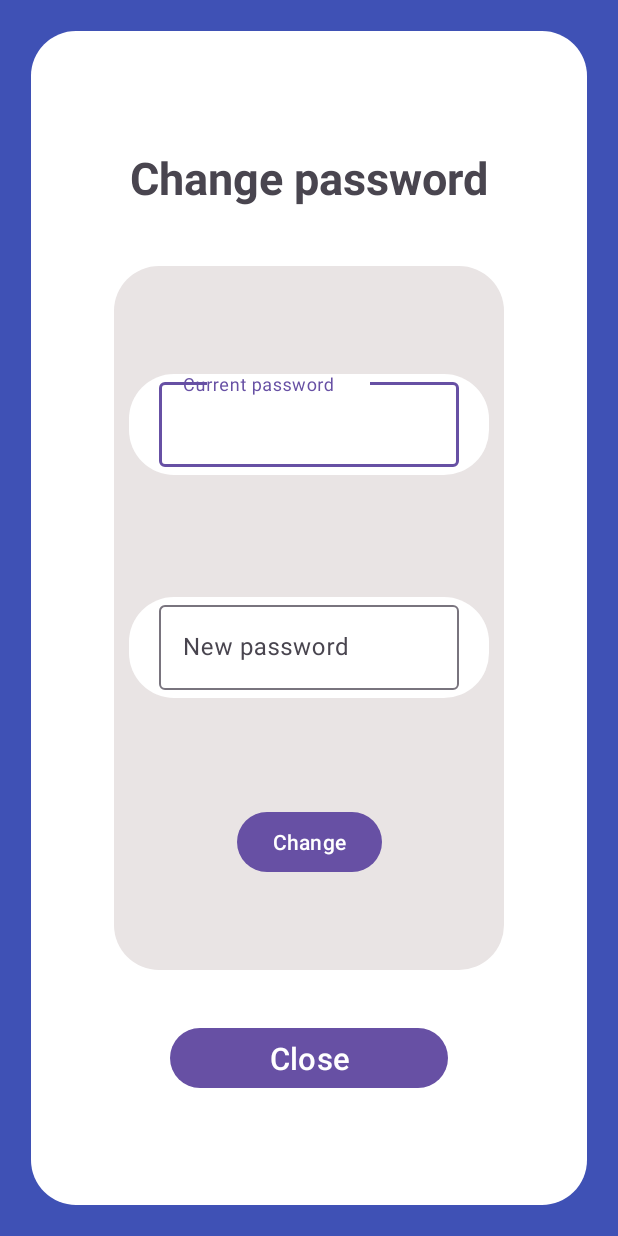
After one commit to gyarab/2024-4e-vakula-WaitR, an Android app: the layout change_password_layout.xml on its own in the app's theme, with its tools: preview values and no code run, on a phone screen of 412 x 824 dp. The commit adds this screen. Run offline under Robolectric (Android 15) with nearby library versions, the phone set to English and light mode, and no system bars.

Commit message:
change password layout

```diff
--- a/app/src/main/java/com/example/waitr/CompanyMenu.kt
+++ b/app/src/main/java/com/example/waitr/CompanyMenu.kt
@@ -54,6 +54,7 @@ class CompanyMenu : AppCompatActivity() {
     private lateinit var noInvitesYet: TextView
     private lateinit var username: String
     private lateinit var email: String
+    private val companiesList = mutableListOf<String>()
 
     @SuppressLint("SetTextI18n")
     override fun onCreate(savedInstanceState: Bundle?) {
@@ -533,6 +534,7 @@ class CompanyMenu : AppCompatActivity() {
                     if (dataSnapshot.exists()) {
                         for (companySnapshot in dataSnapshot.children) {
                             val companyId = companySnapshot.key
+                            companySnapshot.key?.let { it1 -> companiesList.add(it1) }
                             val companyName = companySnapshot.child("companyName").getValue(String::class.java)
                             val authorization = companySnapshot.child("authorization").getValue(String::class.java)
 
@@ -753,21 +755,50 @@ class CompanyMenu : AppCompatActivity() {
     private fun changeProfileParameters(type: String){
         // Vytvoření dialogu
         val dialog = Dialog(this)
-        dialog.setContentView(R.layout.create_company_popup)
-
-        // Nastavení velikosti dialogu
-        dialog.window?.setLayout(
-            (resources.displayMetrics.widthPixels * 0.95).toInt(),
-            (resources.displayMetrics.heightPixels * 0.85).toInt()
-        )
-
         when(type){
             "username" -> {
+                dialog.setContentView(R.layout.change_parameters_for_menu_elements)
 
+                // Nastavení velikosti dialogu
+                dialog.window?.setLayout(
+                    (resources.displayMetrics.widthPixels * 0.95).toInt(),
+                    (resources.displayMetrics.heightPixels * 0.85).toInt()
+                )
+                val textView = dialog.findViewById<TextView>(R.id.parametr_view)
+                textView.text = "Change username"
+                val parametrToChange = dialog.findViewById<TextInputEditText>(R.id.parameter_to_change)
+                parametrToChange.hint = "New username"
+                val changeUsernameButton = dialog.findViewById<Button>(R.id.change_group_name_button)
+                changeUsernameButton.text = "Change"
+                changeUsernameButton.setOnClickListener {
+                    val newUsername = parametrToChange.text.toString().trim()
+                    if (newUsername.isEmpty()){
+                        Toast.makeText(dialog.context, "You must enter the height first", Toast.LENGTH_SHORT).show()
+                        return@setOnClickListener
+                    }
+                    val usernameRef = userId?.let { it1 -> db.child("users").child(it1).child("username") }
+                    usernameRef?.setValue(newUsername)?.addOnSuccessListener {
+                        companiesList.forEach { companyId ->
+                            val ref = userId?.let { it1 ->
+                                db.child("companies").child(companyId).child("users").child(it1)
+                                    .child("username")
+                            }
+                            ref?.setValue(usernameRef)
+                        }
+                        dialog.dismiss()
+                    }
+                }
             }
             "password" -> {
+                dialog.setContentView(R.layout.change_password_layout)
 
+                // Nastavení velikosti dialogu
+                dialog.window?.setLayout(
+                    (resources.displayMetrics.widthPixels * 0.95).toInt(),
+                    (resources.displayMetrics.heightPixels * 0.85).toInt()
+                )
             }
         }
+        dialog.show()
     }
 }
--- /dev/null
+++ b/app/src/main/res/drawable/rounded_white_background.xml
@@ -0,0 +1,8 @@
+<?xml version="1.0" encoding="utf-8"?>
+<shape xmlns:android="http://schemas.android.com/apk/res/android">
+    <!-- Barva pozadí -->
+    <solid android:color="@color/white" />
+
+    <!-- Zaoblení rohů (30dp) -->
+    <corners android:radius="30dp" />
+</shape>
--- a/app/src/main/res/layout/change_parameters_for_menu_elements.xml
+++ b/app/src/main/res/layout/change_parameters_for_menu_elements.xml
@@ -63,7 +63,7 @@
             android:id="@+id/parameter_to_change"
             android:layout_width="match_parent"
             android:layout_height="match_parent"
-            android:hint="@string/group_name" />
+            android:hint="." />
     </com.google.android.material.textfield.TextInputLayout>
 
     <Button
--- /dev/null
+++ b/app/src/main/res/layout/change_password_layout.xml
@@ -0,0 +1,210 @@
+<?xml version="1.0" encoding="utf-8"?>
+<androidx.constraintlayout.widget.ConstraintLayout xmlns:android="http://schemas.android.com/apk/res/android"
+    xmlns:app="http://schemas.android.com/apk/res-auto"
+    xmlns:tools="http://schemas.android.com/tools"
+    android:layout_width="match_parent"
+    android:layout_height="match_parent"
+    android:background="@color/background_blue">
+
+    <androidx.constraintlayout.widget.Guideline
+        android:id="@+id/guideline310"
+        android:layout_width="wrap_content"
+        android:layout_height="wrap_content"
+        android:orientation="vertical"
+        app:layout_constraintGuide_percent="0.05" />
+
+    <androidx.constraintlayout.widget.Guideline
+        android:id="@+id/guideline311"
+        android:layout_width="wrap_content"
+        android:layout_height="wrap_content"
+        android:orientation="vertical"
+        app:layout_constraintGuide_percent="0.95" />
+
+    <androidx.constraintlayout.widget.Guideline
+        android:id="@+id/guideline312"
+        android:layout_width="wrap_content"
+        android:layout_height="wrap_content"
+        android:orientation="horizontal"
+        app:layout_constraintGuide_percent="0.025" />
+
+    <androidx.constraintlayout.widget.Guideline
+        android:id="@+id/guideline313"
+        android:layout_width="wrap_content"
+        android:layout_height="wrap_content"
+        android:orientation="horizontal"
+        app:layout_constraintGuide_percent="0.975" />
+
+    <androidx.constraintlayout.widget.ConstraintLayout
+        android:layout_width="0dp"
+        android:layout_height="0dp"
+        android:background="@drawable/rounded_white_background"
+        app:layout_constraintBottom_toTopOf="@+id/guideline313"
+        app:layout_constraintEnd_toStartOf="@+id/guideline311"
+        app:layout_constraintHorizontal_bias="0.0"
+        app:layout_constraintStart_toStartOf="@+id/guideline310"
+        app:layout_constraintTop_toTopOf="@+id/guideline312"
+        app:layout_constraintVertical_bias="0.0">
+
+        <androidx.constraintlayout.widget.Guideline
+            android:id="@+id/guideline314"
+            android:layout_width="wrap_content"
+            android:layout_height="wrap_content"
+            android:orientation="vertical"
+            app:layout_constraintGuide_percent="0.15" />
+
+        <androidx.constraintlayout.widget.Guideline
+            android:id="@+id/guideline315"
+            android:layout_width="wrap_content"
+            android:layout_height="wrap_content"
+            android:orientation="vertical"
+            app:layout_constraintGuide_percent="0.85" />
+
+        <androidx.constraintlayout.widget.Guideline
+            android:id="@+id/guideline316"
+            android:layout_width="wrap_content"
+            android:layout_height="wrap_content"
+            android:orientation="horizontal"
+            app:layout_constraintGuide_percent="0.05" />
+
+        <androidx.constraintlayout.widget.Guideline
+            android:id="@+id/guideline317"
+            android:layout_width="wrap_content"
+            android:layout_height="wrap_content"
+            android:orientation="horizontal"
+            app:layout_constraintGuide_percent="0.95" />
+
+        <androidx.constraintlayout.widget.Guideline
+            android:id="@+id/guideline318"
+            android:layout_width="wrap_content"
+            android:layout_height="wrap_content"
+            android:orientation="horizontal"
+            app:layout_constraintGuide_percent="0.2" />
+
+        <androidx.constraintlayout.widget.Guideline
+            android:id="@+id/guideline319"
+            android:layout_width="wrap_content"
+            android:layout_height="wrap_content"
+            android:orientation="horizontal"
+            app:layout_constraintGuide_percent="0.8" />
+
+        <androidx.constraintlayout.widget.Guideline
+            android:id="@+id/guideline320"
+            android:layout_width="wrap_content"
+            android:layout_height="wrap_content"
+            android:orientation="vertical"
+            app:layout_constraintGuide_percent="0.25" />
+
+        <androidx.constraintlayout.widget.Guideline
+            android:id="@+id/guideline321"
+            android:layout_width="wrap_content"
+            android:layout_height="wrap_content"
+            android:orientation="vertical"
+            app:layout_constraintGuide_percent="0.75" />
+
+        <Button
+            android:id="@+id/close_change_password_button"
+            android:layout_width="0dp"
+            android:layout_height="wrap_content"
+            android:text="@string/Close"
+            android:autoSizeMaxTextSize="1000dp"
+            android:autoSizeMinTextSize="1dp"
+            android:autoSizeTextType="uniform"
+            app:layout_constraintBottom_toTopOf="@+id/guideline317"
+            app:layout_constraintEnd_toStartOf="@+id/guideline321"
+            app:layout_constraintStart_toStartOf="@+id/guideline320"
+            app:layout_constraintTop_toTopOf="@+id/guideline319" />
+
+        <TextView
+            android:id="@+id/textView18"
+            android:layout_width="wrap_content"
+            android:layout_height="wrap_content"
+            android:text="@string/change_password"
+            android:textSize="30sp"
+            android:textStyle="bold"
+            android:autoSizeMaxTextSize="1000dp"
+            android:autoSizeMinTextSize="1dp"
+            android:autoSizeTextType="uniform"
+            app:layout_constraintBottom_toTopOf="@+id/guideline318"
+            app:layout_constraintEnd_toStartOf="@+id/guideline321"
+            app:layout_constraintStart_toStartOf="@+id/guideline320"
+            app:layout_constraintTop_toTopOf="@+id/guideline316" />
+
+        <androidx.constraintlayout.widget.ConstraintLayout
+            android:layout_width="0dp"
+            android:layout_height="0dp"
+            android:background="@drawable/rounded_grey_background"
+            app:layout_constraintBottom_toTopOf="@+id/guideline319"
+            app:layout_constraintEnd_toStartOf="@+id/guideline315"
+            app:layout_constraintStart_toStartOf="@+id/guideline314"
+            app:layout_constraintTop_toTopOf="@+id/guideline318">
+
+            <com.google.android.material.textfield.TextInputLayout
+                android:id="@+id/current_password_layout"
+                android:layout_width="0dp"
+                android:layout_height="wrap_content"
+                android:layout_margin="10dp"
+                android:gravity="center"
+                android:background="@drawable/rounded_white_background"
+                app:layout_constraintBottom_toTopOf="@+id/new_password_layout"
+                app:layout_constraintEnd_toEndOf="parent"
+                app:layout_constraintStart_toStartOf="parent"
+                app:layout_constraintTop_toTopOf="parent"
+                app:layout_constraintVertical_bias="0.5">
+
+                <com.google.android.material.textfield.TextInputEditText
+                    android:id="@+id/current_password"
+                    android:layout_width="match_parent"
+                    android:layout_height="match_parent"
+                    android:layout_marginBottom="5dp"
+                    android:layout_marginLeft="20dp"
+                    android:layout_marginRight="20dp"
+                    android:layout_gravity="center"
+                    android:hint="@string/current_password"
+                    android:inputType="textPassword" />
+
+            </com.google.android.material.textfield.TextInputLayout>
+
+            <com.google.android.material.textfield.TextInputLayout
+                android:id="@+id/new_password_layout"
+                android:layout_width="0dp"
+                android:layout_height="wrap_content"
+                android:layout_margin="10dp"
+                android:background="@drawable/rounded_white_background"
+                app:layout_constraintBottom_toTopOf="@+id/change_to_new_password_button"
+                app:layout_constraintEnd_toEndOf="parent"
+                app:layout_constraintStart_toStartOf="parent"
+                app:layout_constraintTop_toBottomOf="@+id/current_password_layout"
+                app:layout_constraintVertical_bias="0.5">
+
+                <com.google.android.material.textfield.TextInputEditText
+                    android:id="@+id/new_password"
+                    android:layout_width="match_parent"
+                    android:layout_height="match_parent"
+                    android:layout_marginBottom="5dp"
+                    android:layout_marginLeft="20dp"
+                    android:layout_marginRight="20dp"
+                    android:hint="@string/new_password"
+                    android:inputType="textPassword" />
+
+            </com.google.android.material.textfield.TextInputLayout>
+
+            <Button
+                android:id="@+id/change_to_new_password_button"
+                android:layout_width="wrap_content"
+                android:layout_height="wrap_content"
+                android:text="@string/change"
+                android:autoSizeMaxTextSize="1000dp"
+                android:autoSizeMinTextSize="1dp"
+                android:autoSizeTextType="uniform"
+                app:layout_constraintBottom_toBottomOf="parent"
+                app:layout_constraintEnd_toEndOf="parent"
+                app:layout_constraintStart_toStartOf="parent"
+                app:layout_constraintTop_toBottomOf="@+id/new_password_layout"
+                app:layout_constraintVertical_bias="0.5" />
+
+        </androidx.constraintlayout.widget.ConstraintLayout>
+
+    </androidx.constraintlayout.widget.ConstraintLayout>
+
+
+</androidx.constraintlayout.widget.ConstraintLayout>
--- a/app/src/main/res/values/strings.xml
+++ b/app/src/main/res/values/strings.xml
@@ -86,4 +86,7 @@
     <string name="profile">Profile</string>
     <string name="change_username">Change username</string>
     <string name="change_password">Change password</string>
+    <string name="change">Change</string>
+    <string name="current_password">Current password</string>
+    <string name="new_password">New password</string>
 </resources>
```
